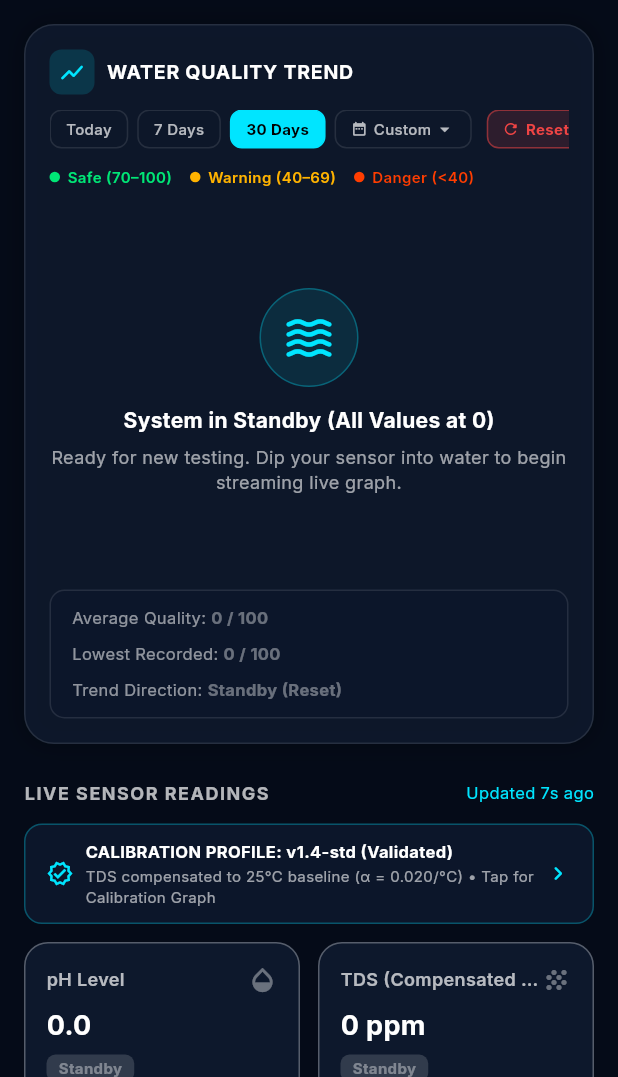
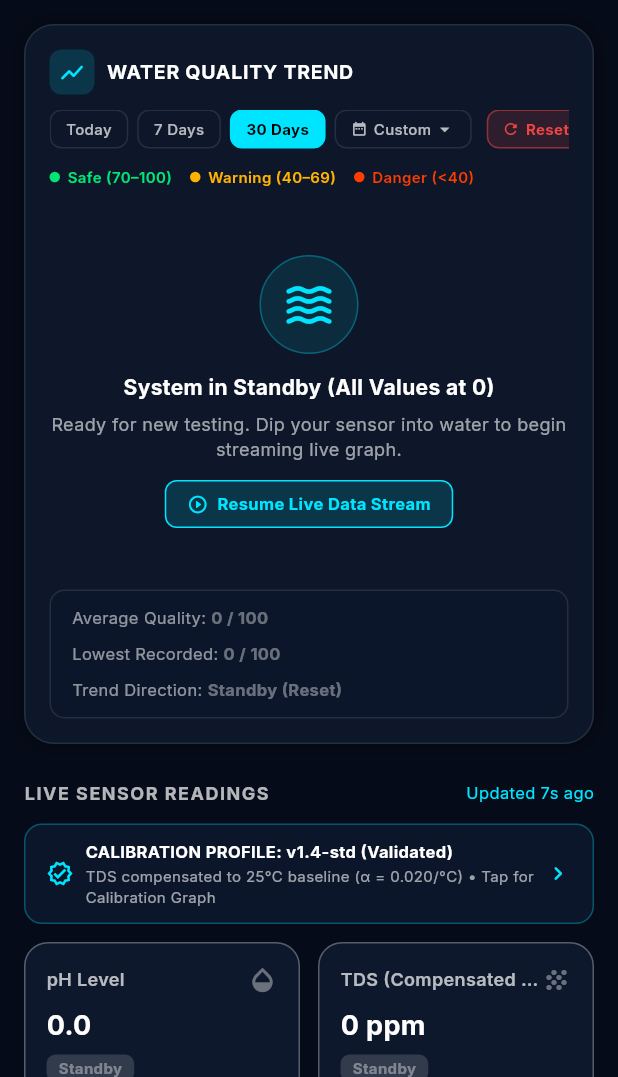
Before and after one commit to Vasundhra-06/smart-water-monitor, a Flutter app: the screen it shows after launch, after a tap on "Reset to 0", on a phone screen of 412 x 824 dp, the part 159-1236 px from its top. Run offline on Flutter 3.47's test engine with Material 3 defaults, Android fonts, the phone set to English and light mode, and no system bars; our stand-ins replace fl_chart, flutter_riverpod, go_router, google_fonts, shared_preferences; network calls fail.

Commit message:
fix(iot): use http for ThingSpeak ESP32 update, add resume stream button, and enable live dipping sensor telemetry

```diff
--- a/lib/features/dashboard/widgets/dashboard_historical_graph.dart
+++ b/lib/features/dashboard/widgets/dashboard_historical_graph.dart
@@ -564,6 +564,37 @@ class _DashboardHistoricalGraphState extends ConsumerState<DashboardHistoricalGr
                           style: TextStyle(color: Colors.white60, fontSize: 12),
                           textAlign: TextAlign.center,
                         ),
+                        const SizedBox(height: 12),
+                        InkWell(
+                          onTap: () async {
+                            await ThingSpeakHttpService.instance.exitResetMode(tankId: widget.tankId);
+                            ref.invalidate(historicalReadingsStreamProvider(widget.tankId));
+                            ref.invalidate(historicalReadingsProvider(widget.tankId));
+                            ref.invalidate(liveSensorStreamProvider);
+                            ref.invalidate(alertsProvider);
+                            setState(() {});
+                          },
+                          borderRadius: BorderRadius.circular(8),
+                          child: Container(
+                            padding: const EdgeInsets.symmetric(horizontal: 14, vertical: 7),
+                            decoration: BoxDecoration(
+                              color: AppConstants.accentCyan.withValues(alpha: 0.15),
+                              borderRadius: BorderRadius.circular(8),
+                              border: Border.all(color: AppConstants.accentCyan),
+                            ),
+                            child: const Row(
+                              mainAxisSize: MainAxisSize.min,
+                              children: [
+                                Icon(Icons.play_circle_outline_rounded, size: 14, color: AppConstants.accentCyan),
+                                SizedBox(width: 6),
+                                Text(
+                                  'Resume Live Data Stream',
+                                  style: TextStyle(color: AppConstants.accentCyan, fontSize: 11, fontWeight: FontWeight.bold),
+                                ),
+                              ],
+                            ),
+                          ),
+                        ),
                       ],
                     ),
                   )
```
Also changed, not shown: lib/core/services/thing_speak_http_service.dart (+13 -0 lines), 3 other files.
